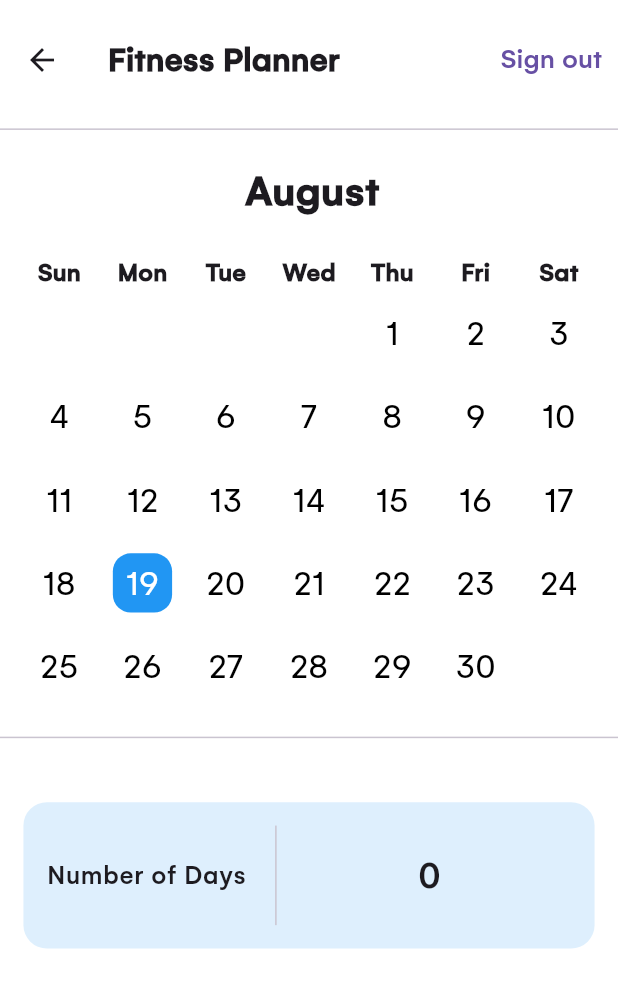
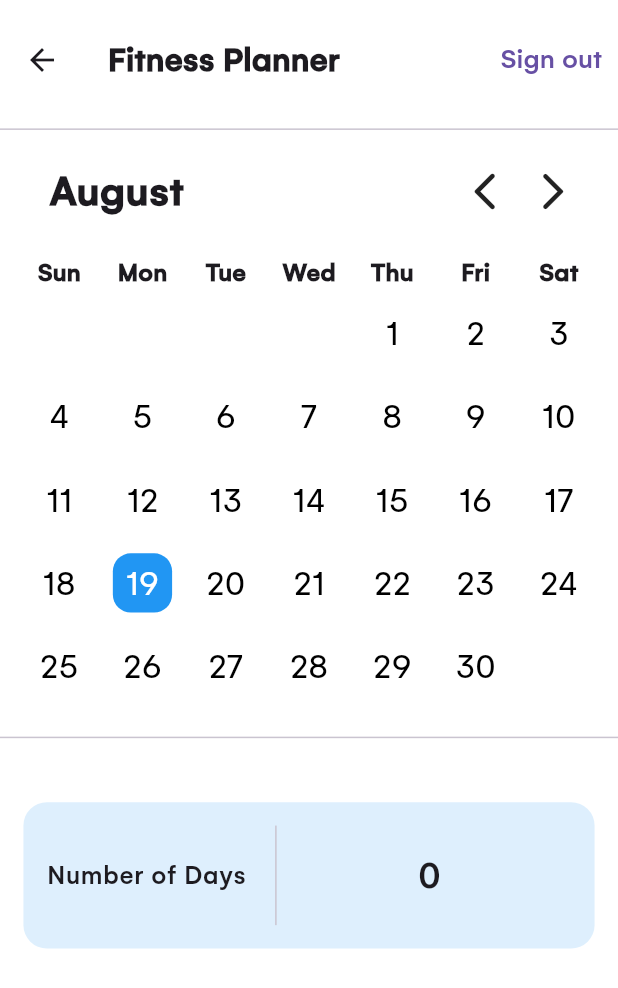
Before and after one commit to Shabby6466/Sportify, a Flutter app: the Calendar screen opened directly, on a phone screen of 412 x 824 dp. Shown: the top 988 px of the screen. Run offline on Flutter 3.47's test engine with Material 3 defaults, Android fonts, the phone set to English and light mode, and no system bars; our stand-ins replace bloc, equatable, flutter_bloc, flutter_screenutil, get_it, go_router and 2 more; missing offline and left inert: flutter_floating_bottom_bar; accounts and stored records are empty.

```diff
--- a/lib/presentations/bloc/calendar/calendar_event.dart
+++ b/lib/presentations/bloc/calendar/calendar_event.dart
@@ -18,6 +18,10 @@ class TapEvent extends CalendarEvent {
   List<Object?> get props => [day];
 }
 
+class NextMonthEvent extends CalendarEvent {}
+
+class PrevMonthEvent extends CalendarEvent {}
+
 class LongPressEvent extends CalendarEvent {
   final DateTime ticked;
 
--- a/lib/presentations/pages/calendar/widgets/container_header.dart
+++ b/lib/presentations/pages/calendar/widgets/container_header.dart
@@ -1,7 +1,9 @@
 import 'package:flutter/material.dart';
+import 'package:flutter_bloc/flutter_bloc.dart';
 import 'package:flutter_screenutil/flutter_screenutil.dart';
 import 'package:get_it/get_it.dart';
 import 'package:intl/intl.dart';
+import 'package:sportify/presentations/bloc/calendar/calendar_bloc.dart';
 
 class BuildContainerHeader extends StatelessWidget {
   const BuildContainerHeader({super.key});
@@ -9,6 +11,21 @@ class BuildContainerHeader extends StatelessWidget {
   @override
   Widget build(BuildContext context) {
     final screenUtil = GetIt.I<ScreenUtil>();
+    return Row(
+      children: [
+        BlocBuilder<CalendarBloc, CalendarState>(
+          builder: (context, state) {
+            if (state is CalendarStateLoaded){
+              final currentMonth = state.days.first.month;
+              final currentYear = state.days.first.year;
+              return Text(
+                DateFormat.MMMM().format(DateTime(currentYear,currentMonth)),
+                  style: Theme.of(context).textTheme.bodyLarge!.copyWith(
+                fontSize: screenUtil.setSp(30),
+                fontWeight: FontWeight.bold,
+              ),
+              );
+            }
             return Text(
               DateFormat.MMMM().format(DateTime.now()),
               style: Theme.of(context).textTheme.bodyLarge!.copyWith(
@@ -16,6 +33,31 @@ class BuildContainerHeader extends StatelessWidget {
                     fontWeight: FontWeight.bold,
                   ),
             );
+          },
+        ),
+        const Spacer(),
+        Wrap(
+          children: [
+            GestureDetector(
+                onTap: () {
+                  context.read<CalendarBloc>().add(PrevMonthEvent());
+                },
+                child: const Icon(
+                  Icons.arrow_back_ios_new_rounded,
+                  size: 30,
+                )),
+            const SizedBox(
+              width: 15,
+            ),
+            GestureDetector(
+                onTap: () {
+                  context.read<CalendarBloc>().add(NextMonthEvent());
+                },
+                child: const Icon(Icons.arrow_forward_ios_rounded, size: 30)),
+          ],
+        )
+      ],
+    );
     ;
   }
 }
```
Also changed, not shown: lib/presentations/bloc/calendar/calendar_bloc.dart (+52 -0 lines), 1 other file. Lines whose indentation alone changed are shown as unchanged.
